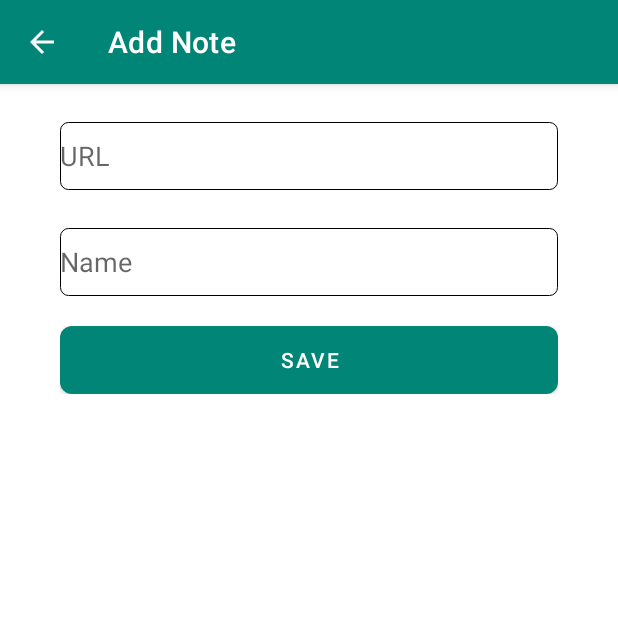
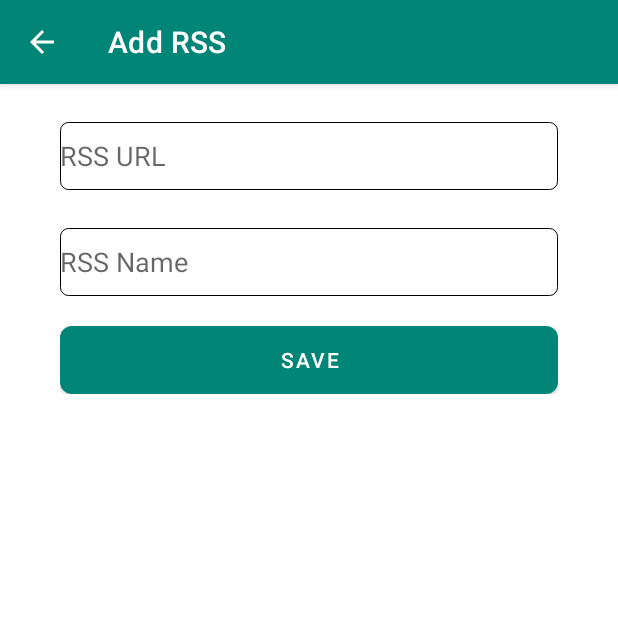
Before and after one commit to iceqing/RSSLand, an Android app: the NoteActivity screen opened directly, with no data from a screen before it, on a phone screen of 412 x 824 dp, the top half of it. Run offline under Robolectric (Android 15) with nearby library versions, the phone set to English and light mode, and no system bars.

```diff
--- a/app/src/main/res/layout/content_note.xml
+++ b/app/src/main/res/layout/content_note.xml
@@ -27,12 +27,12 @@
             android:orientation="horizontal">
 
             <EditText
-                android:id="@+id/note_name_text"
+                android:id="@+id/rss_url_text"
                 android:layout_width="match_parent"
                 android:layout_height="wrap_content"
                 android:background="@android:color/transparent"
                 android:ems="10"
-                android:hint="URL"
+                android:hint="RSS URL"
                 android:inputType="textPersonName"
                 tools:layout_editor_absoluteX="68dp"
                 tools:layout_editor_absoluteY="69dp" />
@@ -50,12 +50,12 @@
             android:orientation="horizontal">
 
             <EditText
-                android:id="@+id/note_hint_text"
+                android:id="@+id/rss_name_text"
                 android:layout_width="match_parent"
                 android:layout_height="wrap_content"
                 android:background="@android:color/transparent"
                 android:ems="10"
-                android:hint="Name"
+                android:hint="RSS Name"
                 android:inputType="textPersonName"
                 tools:layout_editor_absoluteX="67dp"
                 tools:layout_editor_absoluteY="156dp" />
--- a/app/src/main/res/values/strings.xml
+++ b/app/src/main/res/values/strings.xml
@@ -2,7 +2,7 @@
     <string name="app_name">RSS Land</string>
     <string name="navigation_drawer_open">Open navigation drawer</string>
     <string name="navigation_drawer_close">Close navigation drawer</string>
-    <string name="nav_header_title">Android Studio</string>
+    <string name="nav_header_title">RSS Land</string>
     <string name="nav_header_subtitle"></string>
     <string name="nav_header_desc">Navigation header</string>
     <string name="action_settings">Settings</string>
```
Also changed, not shown: app/src/main/java/cc/iceq/rss/NoteActivity.kt (+17 -3 lines).
